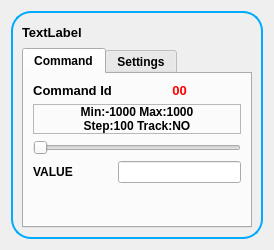
First picture: the form in sliderW.ui, repository devlabnet/YASP, before the edit.
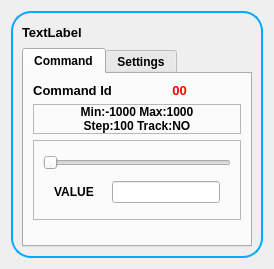
Second picture: the form after the edit. Icons and pictures are not drawn. Custom widgets are drawn as their Qt base class.

Commit message: 30/03/2019 at 14:01:27  Added Frames in Widgets  M buttonW.ui  M buttonw.cpp  M dialW.ui  M dialw.cpp  M siggenW.ui  M siggenw.cpp  M sliderW.ui  M sliderw.cpp  M widgetswindow.ui

The edit to the form file:
```diff
--- a/sliderW.ui
+++ b/sliderW.ui
@@ -6,8 +6,8 @@
    <rect>
     <x>0</x>
     <y>0</y>
-    <width>230</width>
-    <height>248</height>
+    <width>244</width>
+    <height>269</height>
    </rect>
   </property>
   <property name="sizePolicy">
@@ -198,36 +198,6 @@
             </property>
            </widget>
           </item>
-          <item row="3" column="0" colspan="2">
-           <widget class="QSlider" name="slider">
-            <property name="orientation">
-             <enum>Qt::Horizontal</enum>
-            </property>
-           </widget>
-          </item>
-          <item row="4" column="0">
-           <widget class="QLabel" name="Value">
-            <property name="font">
-             <font>
-              <weight>75</weight>
-              <bold>true</bold>
-             </font>
-            </property>
-            <property name="text">
-             <string>VALUE</string>
-            </property>
-           </widget>
-          </item>
-          <item row="4" column="1">
-           <widget class="QLineEdit" name="ValueLine">
-            <property name="sizePolicy">
-             <sizepolicy hsizetype="MinimumExpanding" vsizetype="Fixed">
-              <horstretch>0</horstretch>
-              <verstretch>0</verstretch>
-             </sizepolicy>
-            </property>
-           </widget>
-          </item>
           <item row="2" column="0" colspan="2">
            <widget class="QLabel" name="labelInfo">
             <property name="font">
@@ -251,6 +221,101 @@
             </property>
            </widget>
           </item>
+          <item row="3" column="0" colspan="2">
+           <widget class="QFrame" name="frameSlider">
+            <property name="minimumSize">
+             <size>
+              <width>150</width>
+              <height>80</height>
+             </size>
+            </property>
+            <property name="frameShape">
+             <enum>QFrame::StyledPanel</enum>
+            </property>
+            <property name="frameShadow">
+             <enum>QFrame::Raised</enum>
+            </property>
+            <layout class="QHBoxLayout" name="horizontalLayout_3">
+             <item>
+              <layout class="QVBoxLayout" name="verticalLayout_3">
+               <item>
+                <widget class="QSlider" name="slider">
+                 <property name="orientation">
+                  <enum>Qt::Horizontal</enum>
+                 </property>
+                </widget>
+               </item>
+               <item>
+                <layout class="QHBoxLayout" name="horizontalLayout_2">
+                 <item>
+                  <spacer name="horizontalSpacer_3">
+                   <property name="orientation">
+                    <enum>Qt::Horizontal</enum>
+                   </property>
+                   <property name="sizeHint" stdset="0">
+                    <size>
+                     <width>10</width>
+                     <height>20</height>
+                    </size>
+                   </property>
+                  </spacer>
+                 </item>
+                 <item>
+                  <widget class="QLabel" name="Value">
+                   <property name="font">
+                    <font>
+                     <weight>75</weight>
+                     <bold>true</bold>
+                    </font>
+                   </property>
+                   <property name="text">
+                    <string>VALUE</string>
+                   </property>
+                  </widget>
+                 </item>
+                 <item>
+                  <spacer name="horizontalSpacer_5">
+                   <property name="orientation">
+                    <enum>Qt::Horizontal</enum>
+                   </property>
+                   <property name="sizeHint" stdset="0">
+                    <size>
+                     <width>10</width>
+                     <height>20</height>
+                    </size>
+                   </property>
+                  </spacer>
+                 </item>
+                 <item>
+                  <widget class="QLineEdit" name="ValueLine">
+                   <property name="sizePolicy">
+                    <sizepolicy hsizetype="MinimumExpanding" vsizetype="Fixed">
+                     <horstretch>0</horstretch>
+                     <verstretch>0</verstretch>
+                    </sizepolicy>
+                   </property>
+                  </widget>
+                 </item>
+                 <item>
+                  <spacer name="horizontalSpacer_4">
+                   <property name="orientation">
+                    <enum>Qt::Horizontal</enum>
+                   </property>
+                   <property name="sizeHint" stdset="0">
+                    <size>
+                     <width>10</width>
+                     <height>20</height>
+                    </size>
+                   </property>
+                  </spacer>
+                 </item>
+                </layout>
+               </item>
+              </layout>
+             </item>
+            </layout>
+           </widget>
+          </item>
          </layout>
         </widget>
         <widget class="QWidget" name="tabSettings">
```
The commit also changes 8 other files.
